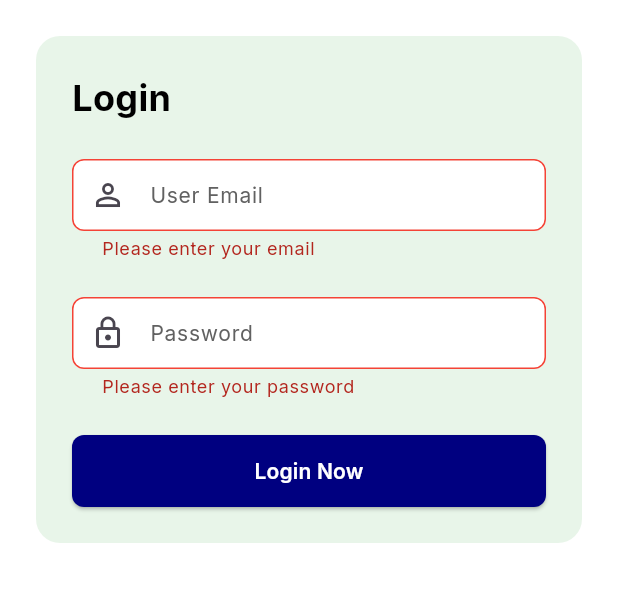
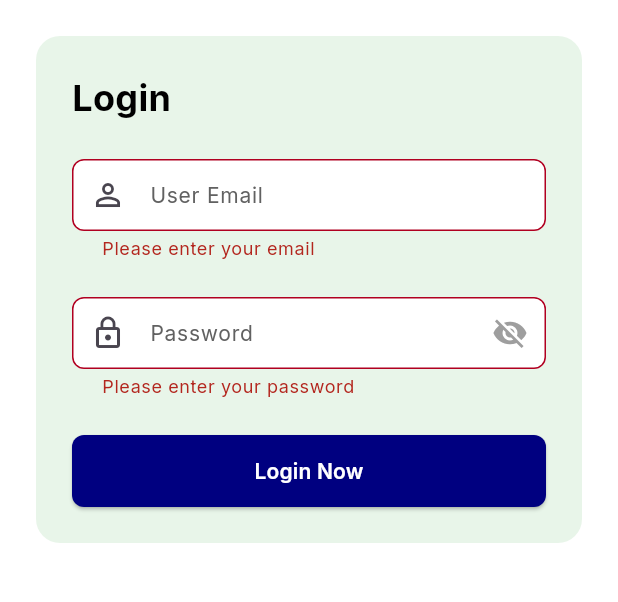
Before and after one commit to Wasim-Zaman/fats_amex_nartec, a Flutter app: the screen it shows after launch, after a tap on "Login Now", on a phone screen of 412 x 824 dp, the part 312-914 px from its top. Run offline on Flutter 3.47's test engine with Material 3 defaults, Android fonts, the light colour scheme and no system bars; our stand-ins replace data_table_2, dio, flutter_riverpod, flutter_secure_storage, freezed_annotation, google_fonts and 3 more.

```diff
--- a/lib/view/screens/auth/login_screen.dart
+++ b/lib/view/screens/auth/login_screen.dart
@@ -38,13 +38,18 @@ class _LoginScreenState extends ConsumerState<LoginScreen> {
     }
   }
 
+  void _handleNavigate() {
+    NavigationUtil.pushReplacement(context, const ActivitySelectionScreen());
+  }
+
   @override
   Widget build(BuildContext context) {
     ref.listen(authProvider, (previous, next) {
       next.whenOrNull(
         success: (user) {
-          NavigationUtil.pushReplacement(
-              context, const ActivitySelectionScreen());
+          Future.delayed(const Duration(seconds: 1), () {
+            _handleNavigate();
+          });
         },
         error: (message) {
           SnackUtil.showError(context, message);
@@ -123,9 +128,11 @@ class _LoginScreenState extends ConsumerState<LoginScreen> {
                       CustomElecatedButton(
                         title: 'Login Now',
                         onPressed: _handleLogin,
-                        isLoading: authState.maybeWhen(
-                          loading: () => true,
-                          orElse: () => false,
+                        buttonState: authState.maybeWhen(
+                          loading: () => ButtonState.loading,
+                          orElse: () => ButtonState.normal,
+                          success: (user) => ButtonState.success,
+                          error: (message) => ButtonState.error,
                         ),
                       ),
                     ],
--- a/lib/view/widgets/buttons/custom_elevated_button.dart
+++ b/lib/view/widgets/buttons/custom_elevated_button.dart
@@ -1,6 +1,14 @@
 import 'package:fats_amex_nartec/core/constants/app_colors.dart';
 import 'package:flutter/material.dart';
 import 'package:google_fonts/google_fonts.dart';
+
+enum ButtonState {
+  normal,
+  loading,
+  disabled,
+  success,
+  error,
+}
 
 class CustomElecatedButton extends StatelessWidget {
   const CustomElecatedButton({
@@ -9,22 +17,21 @@ class CustomElecatedButton extends StatelessWidget {
     required this.title,
     this.backgroundColor,
     this.foregroundColor,
-    this.isLoading = false,
-    // this.isLoading = true,
+    this.buttonState = ButtonState.normal,
   });
 
   final void Function()? onPressed;
   final String title;
   final Color? backgroundColor;
   final Color? foregroundColor;
-  final bool? isLoading;
+  final ButtonState? buttonState;
 
   @override
   Widget build(BuildContext context) {
     return ElevatedButton(
-      onPressed: onPressed,
+      onPressed: buttonState == ButtonState.disabled ? null : onPressed,
       style: ElevatedButton.styleFrom(
-        backgroundColor: backgroundColor ?? AppColors.primaryBlue,
+        backgroundColor: _getBackgroundColor(),
         foregroundColor: foregroundColor ?? AppColors.textLight,
         minimumSize: const Size(double.infinity, 48),
         maximumSize: const Size(double.infinity, 48),
@@ -37,8 +44,28 @@ class CustomElecatedButton extends StatelessWidget {
         height: 48,
         width: double.infinity,
         alignment: Alignment.center,
-        child: isLoading == true
-            ? const SizedBox(
+        child: _buildChild(),
+      ),
+    );
+  }
+
+  Color _getBackgroundColor() {
+    switch (buttonState) {
+      case ButtonState.success:
+        return AppColors.success;
+      case ButtonState.error:
+        return AppColors.error;
+      case ButtonState.disabled:
+        return Colors.grey;
+      default:
+        return backgroundColor ?? AppColors.primaryBlue;
+    }
+  }
+
+  Widget _buildChild() {
+    switch (buttonState) {
+      case ButtonState.loading:
+        return const SizedBox(
           height: 24,
           width: 24,
           child: CircularProgressIndicator(
@@ -46,16 +73,56 @@ class CustomElecatedButton extends StatelessWidget {
             strokeWidth: 2,
             backgroundColor: AppColors.primaryBlue,
           ),
-              )
-            : Text(
+        );
+      case ButtonState.success:
+        return Row(
+          mainAxisAlignment: MainAxisAlignment.center,
+          children: [
+            const Icon(
+              Icons.check_circle,
+              color: Colors.white,
+              size: 24,
+            ),
+            const SizedBox(width: 8),
+            Text(
+              'Success',
+              style: GoogleFonts.inter(
+                fontSize: 14,
+                fontWeight: FontWeight.w600,
+                color: Colors.white,
+              ),
+            ),
+          ],
+        );
+      case ButtonState.error:
+        return Row(
+          mainAxisAlignment: MainAxisAlignment.center,
+          children: [
+            const Icon(
+              Icons.error,
+              color: Colors.white,
+              size: 24,
+            ),
+            const SizedBox(width: 8),
+            Text(
+              'Error',
+              style: GoogleFonts.inter(
+                fontSize: 14,
+                fontWeight: FontWeight.w600,
+                color: Colors.white,
+              ),
+            ),
+          ],
+        );
+      default:
+        return Text(
           title,
           style: GoogleFonts.inter(
             fontSize: 14,
             fontWeight: FontWeight.w600,
           ),
           textAlign: TextAlign.center,
-              ),
-      ),
         );
     }
   }
+}
--- a/lib/view/widgets/text_fields/custom_text_field.dart
+++ b/lib/view/widgets/text_fields/custom_text_field.dart
@@ -2,7 +2,7 @@ import 'package:flutter/material.dart';
 
 import '../../../core/constants/app_colors.dart';
 
-class CustomTextField extends StatelessWidget {
+class CustomTextField extends StatefulWidget {
   final TextEditingController controller;
   final String labelText;
   final IconData? prefixIcon;
@@ -27,22 +27,68 @@ class CustomTextField extends StatelessWidget {
   });
 
   @override
+  State<CustomTextField> createState() => _CustomTextFieldState();
+}
+
+class _CustomTextFieldState extends State<CustomTextField> {
+  bool _obscureText = true;
+
+  @override
+  void initState() {
+    super.initState();
+    _obscureText = widget.obscureText;
+  }
+
+  @override
   Widget build(BuildContext context) {
     return TextFormField(
-      controller: controller,
-      obscureText: obscureText,
-      keyboardType: keyboardType,
+      controller: widget.controller,
+      obscureText: widget.obscureText ? _obscureText : false,
+      keyboardType: widget.keyboardType,
+      enabled: widget.enabled,
       decoration: InputDecoration(
-        labelText: labelText,
-        prefixIcon: prefixIcon != null ? Icon(prefixIcon) : null,
-        suffixIcon: suffixIcon,
+        labelText: widget.labelText,
+        prefixIcon: widget.prefixIcon != null ? Icon(widget.prefixIcon) : null,
+        suffixIcon: widget.obscureText
+            ? IconButton(
+                icon: Icon(
+                  _obscureText ? Icons.visibility_off : Icons.visibility,
+                  color: Colors.grey,
+                ),
+                onPressed: () {
+                  setState(() {
+                    _obscureText = !_obscureText;
+                  });
+                },
+              )
+            : widget.suffixIcon,
         filled: true,
-        fillColor: fillColor ??
+        fillColor: widget.fillColor ??
             (Theme.of(context).brightness == Brightness.light
                 ? AppColors.white
                 : AppColors.surfaceDark),
+        border: OutlineInputBorder(
+          borderRadius: BorderRadius.circular(8),
+          borderSide: BorderSide.none,
+        ),
+        enabledBorder: OutlineInputBorder(
+          borderRadius: BorderRadius.circular(8),
+          borderSide: BorderSide.none,
+        ),
+        focusedBorder: OutlineInputBorder(
+          borderRadius: BorderRadius.circular(8),
+          borderSide: const BorderSide(color: AppColors.primaryBlue),
+        ),
+        errorBorder: OutlineInputBorder(
+          borderRadius: BorderRadius.circular(8),
+          borderSide: const BorderSide(color: AppColors.error),
+        ),
+        focusedErrorBorder: OutlineInputBorder(
+          borderRadius: BorderRadius.circular(8),
+          borderSide: const BorderSide(color: AppColors.error),
+        ),
       ),
-      validator: validator,
+      validator: widget.validator,
     );
   }
 }
```
Lines whose indentation alone changed are shown as unchanged.
